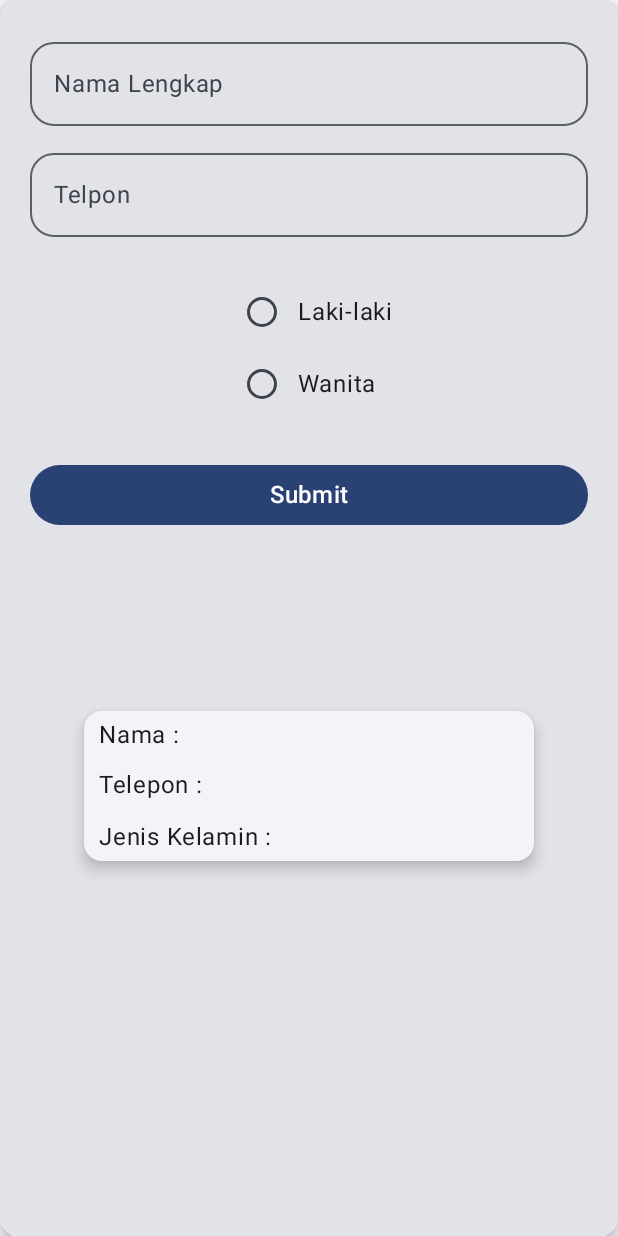
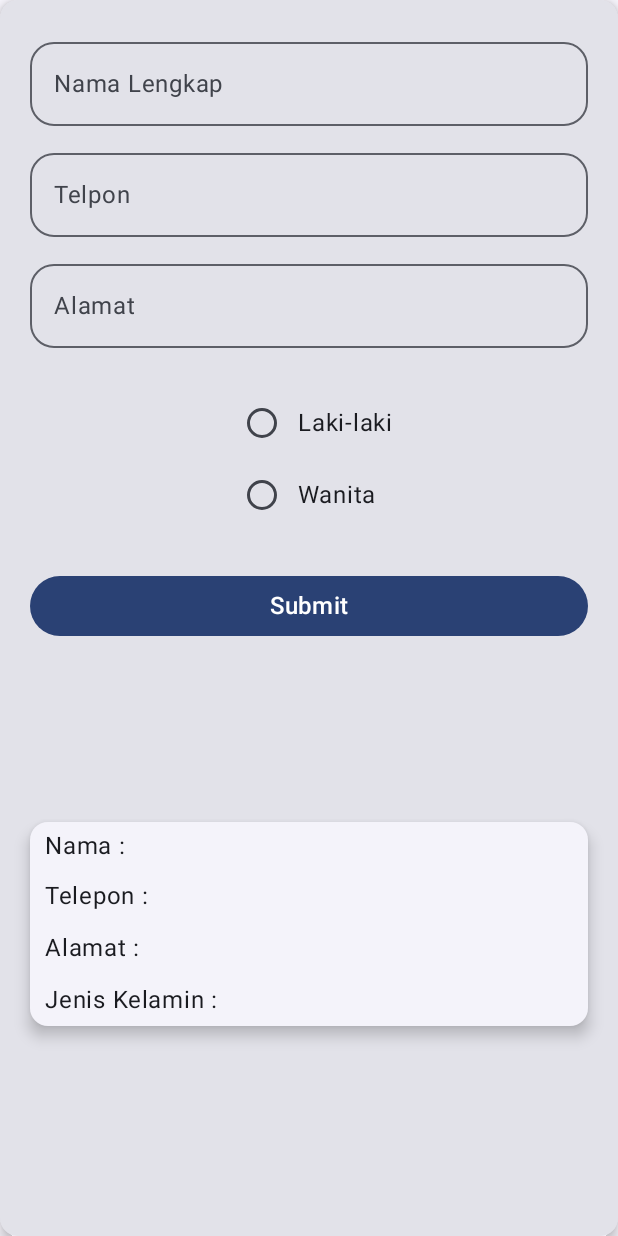
Before and after one commit to Ghani1212/004_ViewModel, an Android app built with Jetpack Compose: the screen it shows after launch (MainActivity), after a tap on "Submit", on a phone screen of 412 x 824 dp. Run offline under Robolectric (Android 15) with nearby library versions, the phone set to English and light mode, and no system bars.

Commit message:
nambahin alamat

```diff
--- a/app/src/main/java/com/example/kotlinio/CobaViewModel.kt
+++ b/app/src/main/java/com/example/kotlinio/CobaViewModel.kt
@@ -15,15 +15,19 @@ class CobaViewModel: ViewModel() {
         private set
     var noTlp : String by mutableStateOf("")
         private set
+    var alamatUsr : String by mutableStateOf("")
+        private set
     var jenisKl : String by mutableStateOf("")
         private set
+
     private val _uiState = MutableStateFlow(DataForm())
     val uiState : StateFlow<DataForm> = _uiState.asStateFlow()
 
-    fun BacaData(nm:String,tlp:String, jk:String){
+    fun BacaData(nm:String,tlp:String,almt:String,jk:String){
         namaUsr=nm;
         noTlp=tlp;
         jenisKl=jk;
+        alamatUsr=almt;
     }
     fun setJenisK(pilihJK:String) {
     _uiState.update { currentState -> currentState.copy(sex = pilihJK) }
--- a/app/src/main/java/com/example/kotlinio/MainActivity.kt
+++ b/app/src/main/java/com/example/kotlinio/MainActivity.kt
@@ -83,6 +83,7 @@ fun TampilanLayout(
 fun TampilanForm(cobaViewModel: CobaViewModel = viewModel()){
     var textNama by remember{ mutableStateOf("") }
     var textTlp by remember{ mutableStateOf("") }
+    var textAlmt by remember { mutableStateOf("") }
 
     val context = LocalContext.current
     val dataclass : DataForm
@@ -110,6 +111,16 @@ fun TampilanForm(cobaViewModel: CobaViewModel = viewModel()){
             textTlp = it
         }
     )
+    OutlinedTextField(
+        value = textAlmt,
+        singleLine = true,
+        shape = MaterialTheme.shapes.large,
+        modifier = Modifier.fillMaxWidth(),
+        label = { Text(text = "Alamat")},
+        onValueChange ={
+            textAlmt = it
+        }
+    )
 
 
     SelectJK(options = jenis.map { id -> context.resources.getString(id) },
@@ -118,7 +129,7 @@ fun TampilanForm(cobaViewModel: CobaViewModel = viewModel()){
         })
     Button(modifier = Modifier.fillMaxWidth(),
         onClick = {
-            cobaViewModel.BacaData(textNama,textTlp,dataclass.sex)
+            cobaViewModel.BacaData(textNama,textTlp,textAlmt,dataclass.sex)
         }
     ) {
         Text(
@@ -130,6 +141,7 @@ fun TampilanForm(cobaViewModel: CobaViewModel = viewModel()){
     TextHasil(
         namanya = cobaViewModel.namaUsr,
         telponya =cobaViewModel.noTlp ,
+        alamatnya = cobaViewModel.alamatUsr,
         jenisnya = cobaViewModel.jenisKl
     )
 }
@@ -168,13 +180,12 @@ fun SelectJK(
 }
 
 @Composable
-fun TextHasil(namanya:String, telponya:String, jenisnya:String){
+fun TextHasil(namanya:String, telponya:String, alamatnya:String, jenisnya:String){
     ElevatedCard(
         elevation = CardDefaults.cardElevation(
             defaultElevation = 6.dp
         ),
-        modifier = Modifier
-            .size(width = 300.dp, height = 100.dp)
+        modifier = Modifier.fillMaxWidth()
     ) {
         Text(text = "Nama : " + namanya,
             modifier = Modifier
@@ -184,10 +195,15 @@ fun TextHasil(namanya:String, telponya:String, jenisnya:String){
             modifier = Modifier
                 .padding(horizontal = 10.dp, vertical = 5.dp)
         )
-        Text(text = "Jenis Kelamin : " + jenisnya,
+        Text(text = "Alamat : " + alamatnya,
             modifier = Modifier
                 .padding(horizontal = 10.dp, vertical = 5.dp)
         )
+        Text(text = "Jenis Kelamin : " + jenisnya,
+                modifier = Modifier
+                    .padding(horizontal = 10.dp, vertical = 5.dp)
+        )
+
 
     }
 }
```
